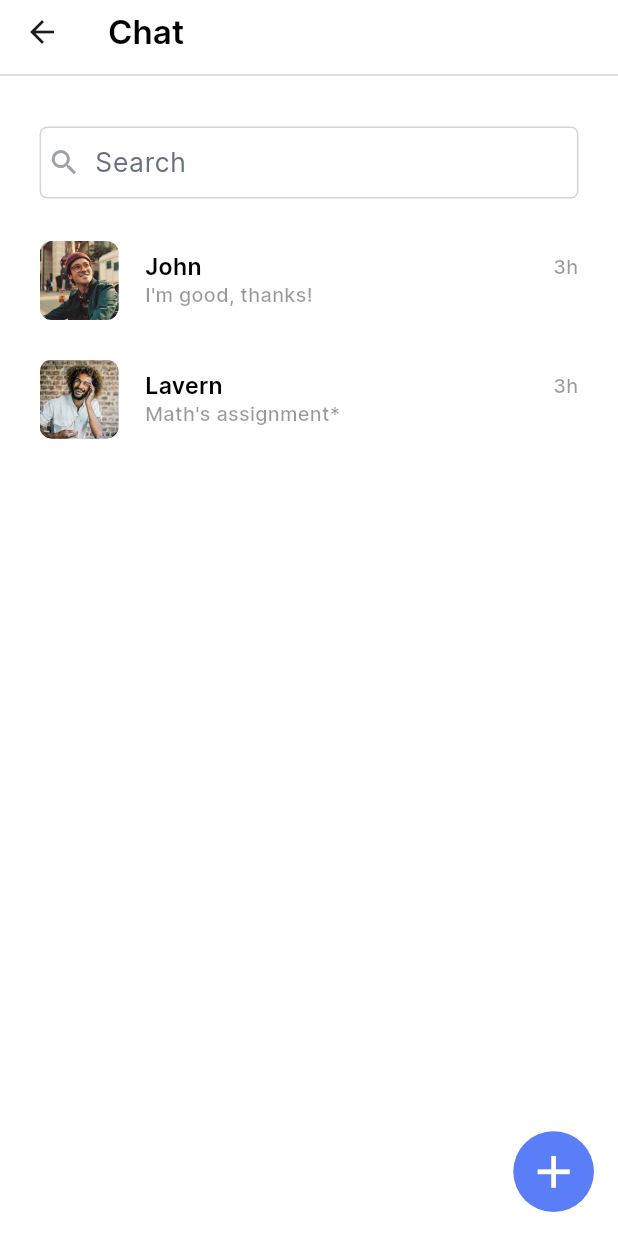
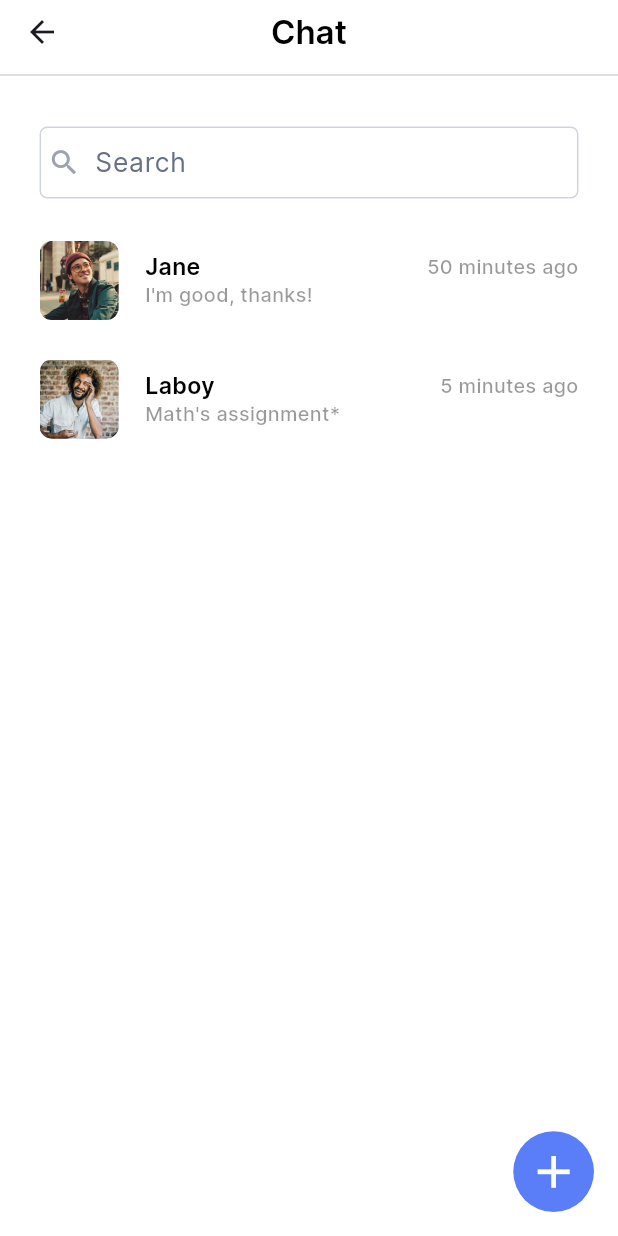
Before and after one commit to maan78612/EzyPod, a Flutter app: the HomeScreen screen opened directly, after a tap on an icon or button, on a phone screen of 412 x 824 dp. Run offline on Flutter 3.47's test engine with Material 3 defaults, Android fonts, the phone set to English and light mode, and no system bars; our stand-ins replace another_flushbar, dio, flutter_riverpod, flutter_screenutil, flutter_svg, image_picker and 1 more.

Commit message:
chat and notification completed

```diff
--- a/lib/src/core/utilities.dart
+++ b/lib/src/core/utilities.dart
@@ -1,12 +1,9 @@
 import 'package:another_flushbar/flushbar.dart';
-import 'package:ezy_pod/src/core/commons/custom_navigation.dart';
 import 'package:ezy_pod/src/core/constants/colors.dart';
-import 'package:ezy_pod/src/core/constants/fonts.dart';
 import 'package:ezy_pod/src/core/enums/snackbar_status.dart';
 import 'package:flutter/material.dart';
 import 'package:flutter_screenutil/flutter_screenutil.dart';
 
-import 'constants/globals.dart';
 
 class Utils {
   static customSnackBar(String msg, SnackBarType type, BuildContext context) {
--- a/lib/src/features/chat/data/repositories/chat_repository_impl.dart
+++ b/lib/src/features/chat/data/repositories/chat_repository_impl.dart
@@ -11,8 +11,8 @@ class ChatRepositoryImpl implements ChatRepository {
     chatRoomList.add(ChatRoom(
       id: "1",
       chatUsers: [
-        ChatUser(id: '1', name: 'John', image: AppImages.user1),
-        ChatUser(id: '2', name: 'Jane', image: AppImages.user2)
+        ChatUser(id: '1', name: 'John', image: AppImages.profile),
+        ChatUser(id: '2', name: 'Jane', image: AppImages.user1)
       ],
       createAt: DateTime.now(),
       messages: [
@@ -21,7 +21,7 @@ class ChatRepositoryImpl implements ChatRepository {
           text: "Hello!",
           senderId: "1",
           senderName: "John",
-          timestamp: DateTime.now(),
+          timestamp: DateTime.now().subtract(const Duration(hours: 3)),
           read: false,
         ),
         ChatMessage(
@@ -29,7 +29,7 @@ class ChatRepositoryImpl implements ChatRepository {
           text: "Hi!",
           senderId: "2",
           senderName: "Jane",
-          timestamp: DateTime.now().add(const Duration(minutes: 1)),
+          timestamp: DateTime.now().subtract(const Duration(hours: 2)),
           read: true,
         ),
         ChatMessage(
@@ -37,7 +37,7 @@ class ChatRepositoryImpl implements ChatRepository {
           text: "How are you?",
           senderId: "1",
           senderName: "John",
-          timestamp: DateTime.now().add(const Duration(minutes: 2)),
+          timestamp: DateTime.now().subtract(const Duration(hours: 1)),
           read: false,
         ),
         ChatMessage(
@@ -45,7 +45,7 @@ class ChatRepositoryImpl implements ChatRepository {
           text: "I'm good, thanks!",
           senderId: "2",
           senderName: "Jane",
-          timestamp: DateTime.now().add(const Duration(minutes: 3)),
+          timestamp: DateTime.now().subtract(const Duration(minutes: 50)),
           read: true,
         ),
       ],
@@ -53,8 +53,8 @@ class ChatRepositoryImpl implements ChatRepository {
     chatRoomList.add(ChatRoom(
       id: "2",
       chatUsers: [
-        ChatUser(id: '3', name: 'Lavern', image: AppImages.user2),
-        ChatUser(id: '4', name: 'Laboy', image: AppImages.user1)
+        ChatUser(id: '1', name: 'John', image: AppImages.profile),
+        ChatUser(id: '3', name: 'Laboy', image: AppImages.user2)
       ],
       createAt: DateTime.now(),
       messages: [
@@ -63,15 +63,15 @@ class ChatRepositoryImpl implements ChatRepository {
           text: "How are you!",
           senderId: "3",
           senderName: "Lavern",
-          timestamp: DateTime.now(),
+          timestamp:  DateTime.now().subtract(const Duration(hours: 3)),
           read: false,
         ),
         ChatMessage(
           id: "2",
           text: "I am fine!",
-          senderId: "4",
+          senderId: "1",
           senderName: "Laboy",
-          timestamp: DateTime.now().add(const Duration(minutes: 1)),
+          timestamp: DateTime.now().subtract(const Duration(minutes: 10)),
           read: true,
         ),
         ChatMessage(
@@ -79,23 +79,23 @@ class ChatRepositoryImpl implements ChatRepository {
           text: "That's great",
           senderId: "3",
           senderName: "Lavern",
-          timestamp: DateTime.now().add(const Duration(minutes: 2)),
+          timestamp: DateTime.now().subtract(const Duration(minutes: 10)),
           read: false,
         ),
         ChatMessage(
           id: "4",
           text: "Did you have today's assignment questions?",
-          senderId: "4",
+          senderId: "1",
           senderName: "Laboy",
-          timestamp: DateTime.now().add(const Duration(minutes: 3)),
+          timestamp: DateTime.now().subtract(const Duration(minutes: 7)),
           read: true,
         ),
         ChatMessage(
           id: "5",
           text: "Math's assignment*",
-          senderId: "4",
+          senderId: "1",
           senderName: "Laboy",
-          timestamp: DateTime.now().add(const Duration(minutes: 3)),
+          timestamp: DateTime.now().subtract(const Duration(minutes: 5)),
           read: true,
         ),
       ],
@@ -106,7 +106,5 @@ class ChatRepositoryImpl implements ChatRepository {
   @override
   void sendMessage(ChatMessage message, ChatRoom chatRoom) {
     chatRoom.messages.add(message);
-
-    print(chatRoom.toJson());
   }
 }
--- a/lib/src/features/chat/presentation/viewmodels/chat_viewmodel.dart
+++ b/lib/src/features/chat/presentation/viewmodels/chat_viewmodel.dart
@@ -5,11 +5,15 @@ import 'package:ezy_pod/src/features/chat/domain/models/chat_room.dart';
 import 'package:ezy_pod/src/features/chat/domain/repositories/chat_repository.dart';
 import 'package:flutter/cupertino.dart';
 import 'package:flutter_riverpod/flutter_riverpod.dart';
+import 'package:intl/intl.dart';
 
 class ChatViewModel with ChangeNotifier {
   final Ref _ref;
   final ChatRepository _charRepository = ChatRepositoryImpl();
-  List<ChatRoom> charRoomList = [];
+  List<ChatRoom> _charRoomList = [];
+  List<ChatRoom> _filteredChatRoomList = [];
+
+  List<ChatRoom> get filteredChatRoomList => _filteredChatRoomList;
 
   ChatViewModel(this._ref);
 
@@ -27,7 +31,28 @@ class ChatViewModel with ChangeNotifier {
       controller: TextEditingController(), focusNode: FocusNode());
 
   void fetchChatRooms() {
-    charRoomList = _charRepository.fetchChatRoom();
+    _charRoomList = _charRepository.fetchChatRoom();
+    filteredChatRoomList.addAll(_charRoomList);
+  }
+
+  String showDataTimeAgoString(DateTime? date) {
+    if (date != null) {
+      DateTime currentDateTime = DateTime.now();
+      Duration difference = currentDateTime.difference(date);
+      String formattedTime;
+
+      if (difference.inHours > 0) {
+        formattedTime = '${difference.inHours} hours ago';
+      } else if (difference.inMinutes > 0) {
+        formattedTime = '${difference.inMinutes} minutes ago';
+      } else {
+        formattedTime = 'Just now';
+      }
+
+      return formattedTime;
+    }
+
+    return "";
   }
 
 /*==================== Chat Screen ===============================*/
@@ -45,4 +70,23 @@ class ChatViewModel with ChangeNotifier {
     notifyListeners();
   }
 
+  void searchChatRooms(String query) {
+    final filteredList = _charRoomList.where((chatRoom) {
+      return chatRoom.chatUsers.any((user) =>
+          user.id != "1" &&
+          (user.name ?? "").toLowerCase().contains(query.toLowerCase()));
+    }).toList();
+
+    _filteredChatRoomList = filteredList;
+    notifyListeners();
+  }
+
+  String formattedMsgDate(DateTime? date) {
+    if (date != null) {
+      String formattedTime = DateFormat('HH:mm').format(date);
+      return formattedTime;
+    }
+
+    return "";
+  }
 }
--- a/lib/src/features/chat/presentation/views/chat_room_screen.dart
+++ b/lib/src/features/chat/presentation/views/chat_room_screen.dart
@@ -36,6 +36,7 @@ class _ChatRoomScreenState extends ConsumerState<ChatRoomScreen> {
       appBar: AppBar(
         surfaceTintColor: AppColors.whiteColor,
         backgroundColor: AppColors.whiteColor,
+        centerTitle: true,
         bottom: const PreferredSize(
             preferredSize: Size.fromHeight(2),
             child: Divider(color: AppColors.borderColor)),
@@ -52,6 +53,9 @@ class _ChatRoomScreenState extends ConsumerState<ChatRoomScreen> {
             CustomInputField(
               controller: chatViewModel.searchCon,
               hint: "Search",
+              onChange: (value) {
+                chatViewModel.searchChatRooms(value);
+              },
               prefixWidget: Icon(
                 Icons.search,
                 color: const Color(0xff9CA3AF),
@@ -60,18 +64,19 @@ class _ChatRoomScreenState extends ConsumerState<ChatRoomScreen> {
             ),
             Expanded(
               child: ListView.builder(
-                itemCount: chatViewModel.charRoomList.length,
+                itemCount: chatViewModel.filteredChatRoomList.length,
                 itemBuilder: (context, index) {
-                  final chatRoomData = chatViewModel.charRoomList[index];
+                  final chatRoomData =
+                      chatViewModel.filteredChatRoomList[index];
                   return MessageTile(
                     chatRoomData: chatRoomData,
                     chatViewModelProvider: chatViewModelProvider,
 
                     /// TODO: change this we do back-end
-                    otherUser: chatRoomData.chatUsers.firstWhere(
-                        (user) => (user.id == '1' || user.id == '3')),
-                    myUser: chatRoomData.chatUsers.firstWhere(
-                        (user) => (user.id == '1' || user.id == '3')),
+                    otherUser: chatRoomData.chatUsers
+                        .firstWhere((user) => (user.id != '1')),
+                    myUser: chatRoomData.chatUsers
+                        .firstWhere((user) => (user.id == '1')),
                   );
                 },
               ),
@@ -95,7 +100,7 @@ class _ChatRoomScreenState extends ConsumerState<ChatRoomScreen> {
 }
 
 // Message tile widget
-class MessageTile extends StatelessWidget {
+class MessageTile extends ConsumerWidget {
   final ChatRoom chatRoomData;
   final ChatUser otherUser;
   final ChatUser myUser;
@@ -110,7 +115,8 @@ class MessageTile extends StatelessWidget {
       required this.chatViewModelProvider});
 
   @override
-  Widget build(BuildContext context) {
+  Widget build(BuildContext context, WidgetRef ref) {
+    final chatViewModel = ref.watch(chatViewModelProvider);
     return CommonInkWell(
       onTap: () {
         CustomNavigation().push(ChatScreen(
@@ -145,7 +151,7 @@ class MessageTile extends StatelessWidget {
                         ),
                       ),
                       Text(
-                        '3h',
+                        chatViewModel.showDataTimeAgoString(chatRoomData.messages.last.timestamp),
                         style: InterStyles.medium.copyWith(
                             fontSize: 12.sp,
                             color: AppColors.blackColor.withOpacity(0.4)),
--- a/lib/src/features/deliveries/presentation/views/delivery_form/delivered_form.dart
+++ b/lib/src/features/deliveries/presentation/views/delivery_form/delivered_form.dart
@@ -2,8 +2,6 @@ import 'package:ezy_pod/src/core/commons/custom_button.dart';
 import 'package:ezy_pod/src/core/commons/custom_input_field.dart';
 import 'package:ezy_pod/src/core/constants/colors.dart';
 import 'package:ezy_pod/src/core/constants/fonts.dart';
-import 'package:ezy_pod/src/core/constants/images.dart';
-import 'package:ezy_pod/src/core/constants/text_field_validator.dart';
 import 'package:ezy_pod/src/core/enums/snackbar_status.dart';
 import 'package:ezy_pod/src/core/utilities.dart';
 import 'package:ezy_pod/src/features/deliveries/presentation/viewmodels/delivery_form_viewmodel.dart';
@@ -13,7 +11,6 @@ import 'package:ezy_pod/src/features/deliveries/presentation/views/widgets/uploa
 import 'package:flutter/material.dart';
 import 'package:flutter_riverpod/flutter_riverpod.dart';
 import 'package:flutter_screenutil/flutter_screenutil.dart';
-import 'package:flutter_svg/svg.dart';
 
 class DeliveredForm extends ConsumerWidget {
   DeliveredForm({super.key});
--- a/lib/src/features/home/presentation/views/home_screen.dart
+++ b/lib/src/features/home/presentation/views/home_screen.dart
@@ -7,6 +7,7 @@ import 'package:ezy_pod/src/core/enums/delivery_status.dart';
 import 'package:ezy_pod/src/features/chat/presentation/views/chat_room_screen.dart';
 import 'package:ezy_pod/src/features/deliveries/presentation/views/deliveries_screen.dart';
 import 'package:ezy_pod/src/features/home/presentation/viewmodels/home_viewmodel.dart';
+import 'package:ezy_pod/src/features/notifications/presentation/views/notifications_screen.dart';
 import 'package:flutter/material.dart';
 import 'package:flutter_riverpod/flutter_riverpod.dart';
 import 'package:flutter_screenutil/flutter_screenutil.dart';
@@ -78,7 +79,9 @@ class HomeScreen extends ConsumerWidget {
                         img: AppImages.notifications,
                         title: "Notifications",
                         count: "2",
-                        onTap: () {}),
+                        onTap: () {
+                          CustomNavigation().push(NotificationScreen());
+                        }),
                   ],
                 ),
               )
@@ -153,7 +156,9 @@ class HomeScreen extends ConsumerWidget {
             onTap: () => CustomNavigation().push(ChatRoomScreen()),
             child: SvgPicture.asset(AppImages.chat, width: 18.sp)),
         16.horizontalSpace,
-        Image.asset(AppImages.profile, width: 25.sp),
+        ClipRRect(
+            borderRadius: BorderRadius.all(Radius.circular(200.r)),
+            child: Image.asset(AppImages.profile, width: 25.sp)),
       ]),
     );
   }
--- /dev/null
+++ b/lib/src/features/notifications/domain/repositories/notification_repository.dart
@@ -0,0 +1,5 @@
+import 'package:ezy_pod/src/features/notifications/domain/models/notifications.dart';
+
+abstract class NotificationRepository {
+  Future<Notifications> fetchNotifications();
+}
--- a/pubspec.yaml
+++ b/pubspec.yaml
@@ -21,6 +21,7 @@ dependencies:
   image_picker: ^1.1.1
   another_flushbar: ^1.12.30
   flutter_launcher_icons: ^0.13.1
+  intl: ^0.19.0
 
 dev_dependencies:
   flutter_test:
```
Also changed, not shown: lib/src/features/chat/presentation/views/chat_screen.dart (+6 -2 lines), lib/src/features/deliveries/presentation/views/delivery_form/undelivered_form.dart (+1 -6 lines), lib/src/features/notifications/data/repositories/notification_repository_impl.dart (added, +12 -0 lines), lib/src/features/notifications/domain/models/notifications.dart (added, +20 -0 lines), lib/src/features/notifications/presentation/viewmodels/notifications_viewmodel.dart (added, +35 -0 lines), lib/src/features/notifications/presentation/views/notifications_screen.dart (added, +98 -0 lines), assets/images/profile.png, assets/images/user3.png (added), pubspec.lock.
